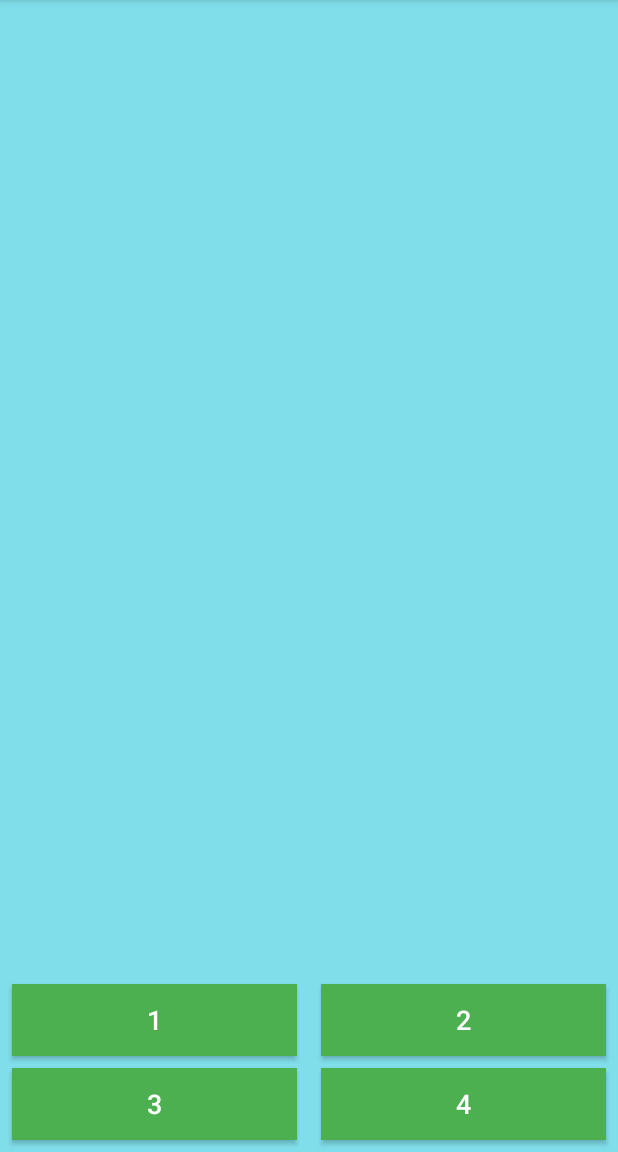
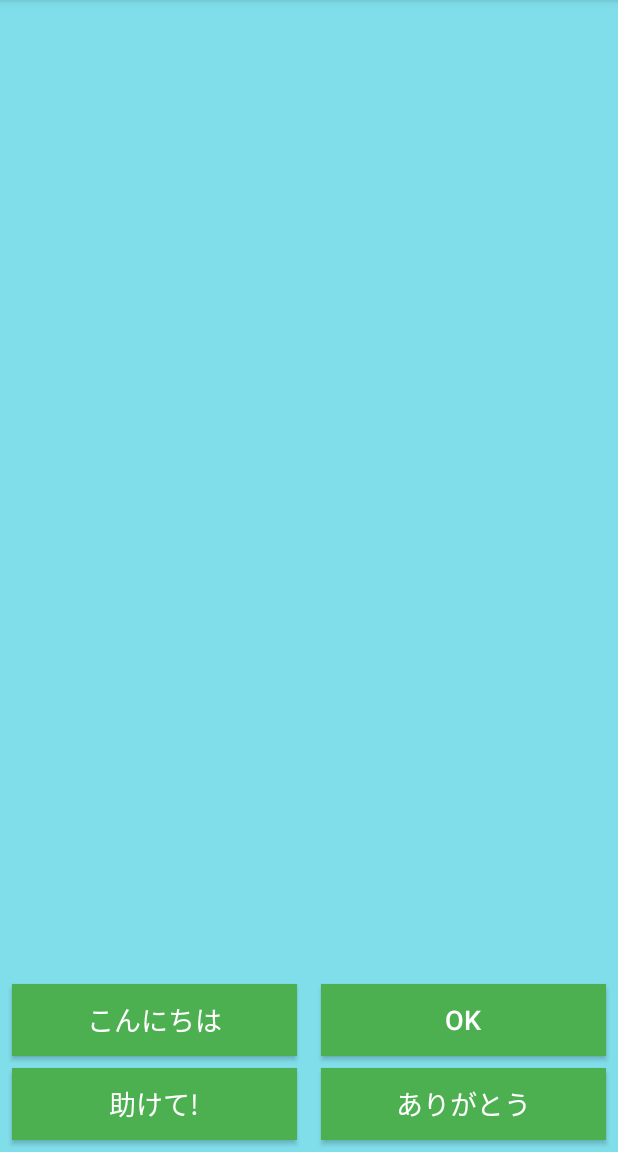
Before and after one commit to Myxogastria/Pcinereum, an Android app: the screen it shows after launch (MainActivity), on a phone screen of 412 x 824 dp, the part 84-1236 px from its top. Run offline under Robolectric (Android 15) with nearby library versions, the phone set to English and light mode, and no system bars.

Commit message:
tentative language select

```diff
--- a/app/src/main/java/physarum/cinereum/MainActivity.kt
+++ b/app/src/main/java/physarum/cinereum/MainActivity.kt
@@ -8,6 +8,9 @@ import android.widget.TextView
 
 class MainActivity : AppCompatActivity() {
     private var chatStringBuilder = ChatStringBuilder()
+    private var lang = "US"
+    public val phraseUs: Array<String> = arrayOf("Hello", "OK", "Help!", "Thank you")
+    public val phraseJp: Array<String> = arrayOf("こんにちは", "OK", "助けて!", "ありがとう")
 
     override fun onCreate(savedInstanceState: Bundle?) {
         super.onCreate(savedInstanceState)
@@ -22,26 +25,60 @@ class MainActivity : AppCompatActivity() {
         bt2.setOnClickListener(ButtonListener(1))
         bt3.setOnClickListener(ButtonListener(2))
         bt4.setOnClickListener(ButtonListener(3))
+
+        setLang("JP")
+    }
+
+    private fun setLang(lang: String){
+        this.lang = lang
+
+        val bt1 = findViewById<Button>(R.id.button1)
+        val bt2 = findViewById<Button>(R.id.button2)
+        val bt3 = findViewById<Button>(R.id.button3)
+        val bt4 = findViewById<Button>(R.id.button4)
+
+        if(lang == "US"){
+            bt1.text = phraseUs[0]
+            bt2.text = phraseUs[1]
+            bt3.text = phraseUs[2]
+            bt4.text = phraseUs[3]
+        }else if(lang == "JP"){
+            bt1.text = phraseJp[0]
+            bt2.text = phraseJp[1]
+            bt3.text = phraseJp[2]
+            bt4.text = phraseJp[3]
+        }
+
+        updateChat()
+    }
+
+    private fun updateChat(){
+        val output = findViewById<TextView>(R.id.tvChat)
+        output.text = chatStringBuilder.getString(lang)
     }
 
     private inner class ButtonListener(val btId: Int) : View.OnClickListener{
         override fun onClick(v: View?) {
             chatStringBuilder.send("Alice", btId)
-            val output = findViewById<TextView>(R.id.tvChat)
-            output.text = chatStringBuilder.getString("US")
+            updateChat()
         }
     }
 
     private inner class ChatStringBuilder{
-        var chatString: String
-        init {
-            chatString = ""
-        }
+        var chatArrayList = ArrayList<Pair<String, Int>>()
         fun send(sender: String, phraseId: Int){
-            chatString += "\n$sender: $phraseId"
+            chatArrayList.add(Pair(sender, phraseId))
         }
 
         fun getString(lang: String): String{
+            var chatString = ""
+            for(pair in chatArrayList){
+                if(lang == "US"){
+                    chatString += "${pair.first}: ${phraseUs[pair.second]}\n"
+                }else if(lang == "JP"){
+                    chatString += "${pair.first}: ${phraseJp[pair.second]}\n"
+                }
+            }
             return chatString
         }
     }
```
